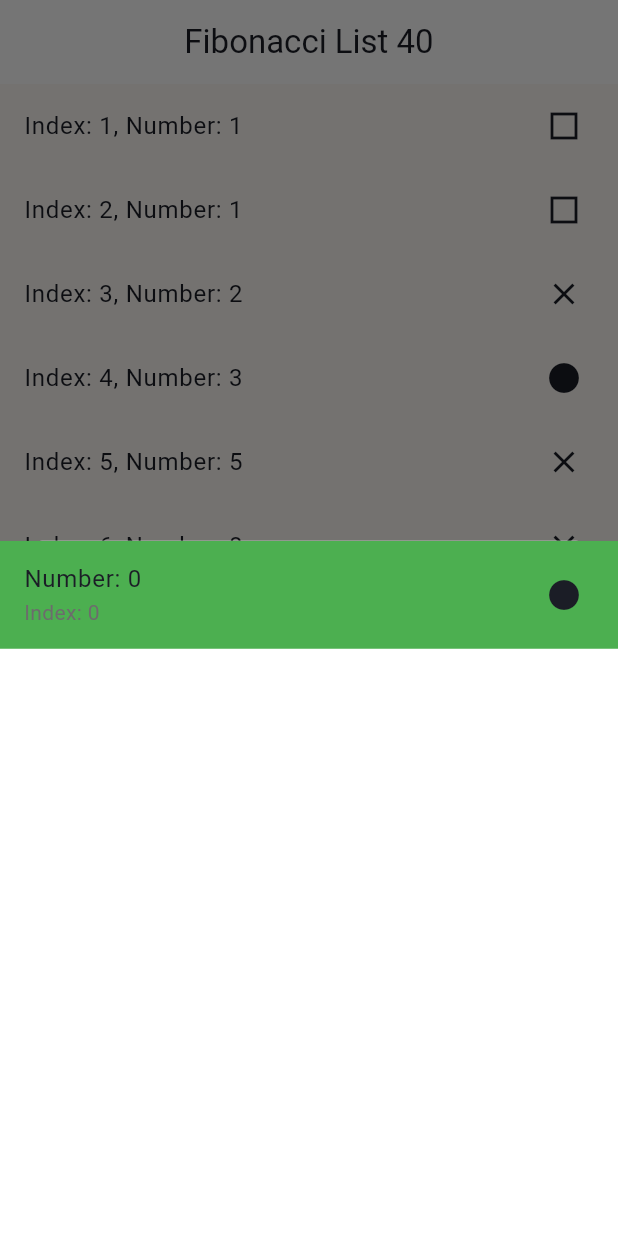
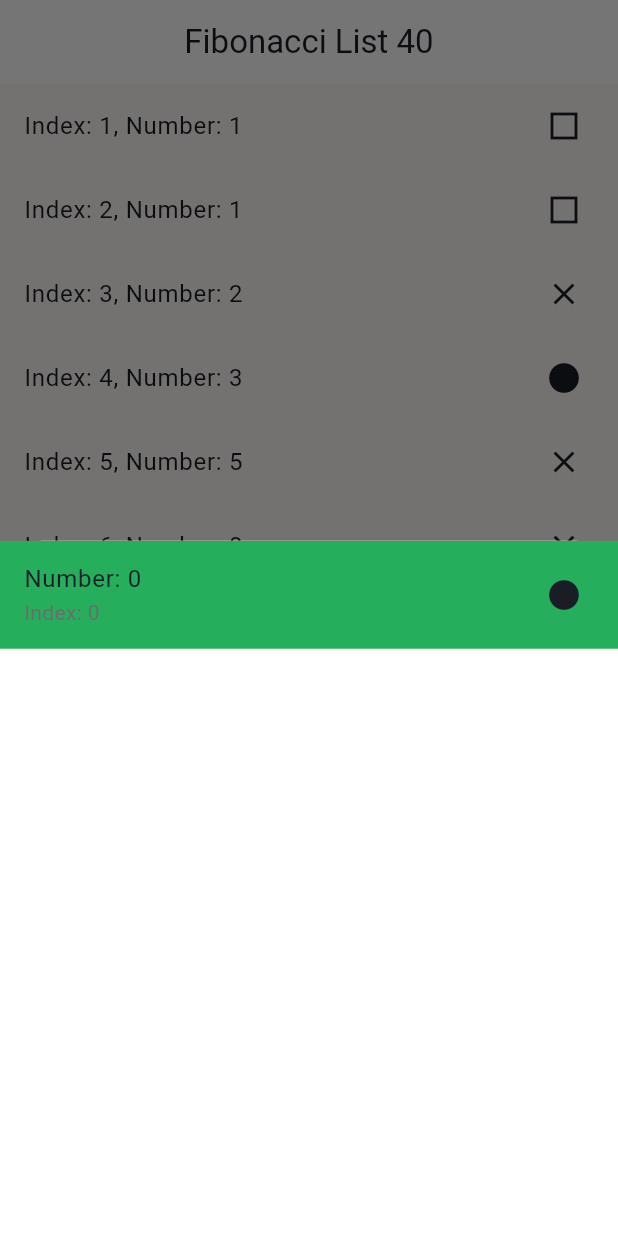
Before and after one commit to PasitDM/assign_fibo_mobile, a Flutter app: the screen it shows after launch, after a tap on an icon or button, on a phone screen of 412 x 824 dp. Run offline on Flutter 3.47's test engine with Material 3 defaults, Android fonts, the phone set to English and light mode, and no system bars.

Commit message:
change name color

```diff
--- a/lib/features/fibo/presentation/widgets/fibo_list_tile.dart
+++ b/lib/features/fibo/presentation/widgets/fibo_list_tile.dart
@@ -15,7 +15,7 @@ class FiboListTile extends StatelessWidget {
     required this.fibonacciNumber,
     required this.isHighlighted,
     required this.onTap,
-    this.color = Colors.green,
+    this.color = AppColors.doneColor,
     required this.titleText,
     this.subtitleText,
   });
```
